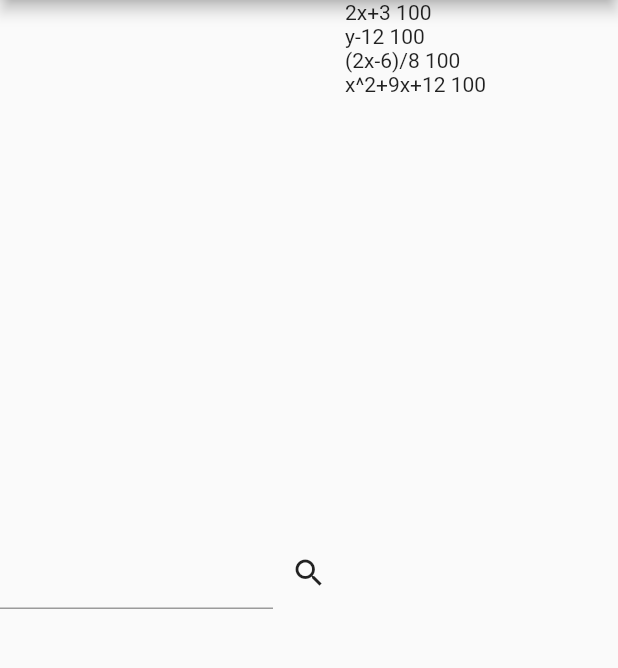
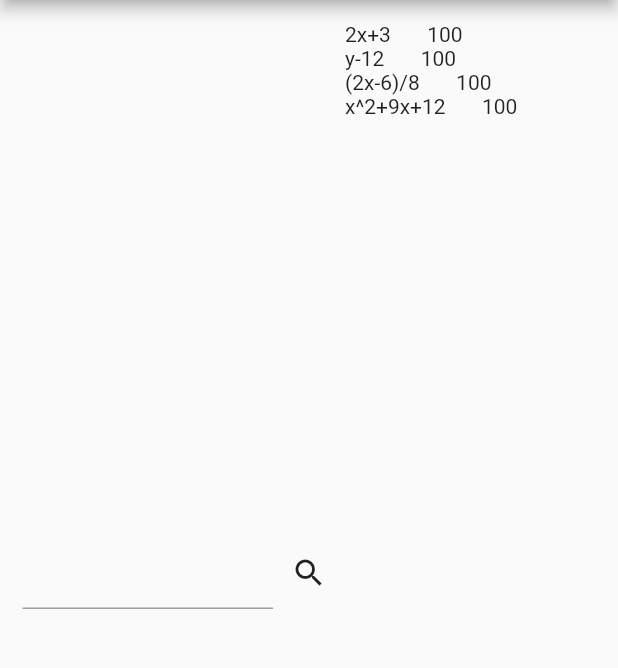
Before and after one commit to COS301-SE-2022/MathU-Similarity-Index, a Flutter app: the screen it shows after launch, on a phone screen of 412 x 824 dp, the part 90-758 px from its top. Run offline on Flutter 3.47's test engine with Material 2 defaults, Android fonts, the phone set to English and light mode, and no system bars; missing offline and left inert: dart:html.

Commit message:
💄(Prototype): Fixed styling for search bar

```diff
--- a/packages/client/lib/search_bar.dart
+++ b/packages/client/lib/search_bar.dart
@@ -29,7 +29,8 @@ class _SearchBarState extends State<SearchBar> {
   @override
   Widget build(BuildContext context) {
     return Container(
-      alignment: Alignment.centerLeft,
+      alignment: Alignment.center,
+      margin: EdgeInsets.fromLTRB(15, 15, 15, 15),
       //padding: EdgeInsets.fromLTRB(3, 3, 3, 3),
       //width: 150,
       //height: 500,
@@ -137,7 +138,7 @@ class SearchObject {
   }
 
   String toDisplayString() {
-    return term + " " + conf.toString();
+    return term + "       " + conf.toString();
   }
 
   String getTerm() {
```
